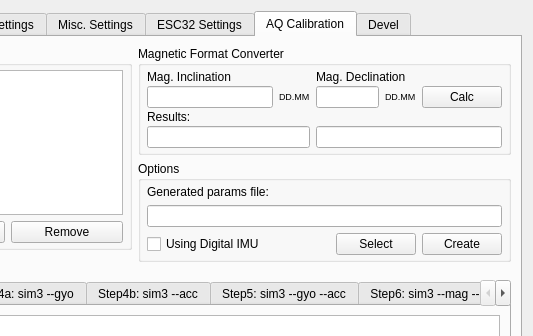
The window that src/ui/qgcautoquad.ui (mpaperno/qgroundcontrol_aq) describes before a commit, drawn with Qt 5; both pictures show x 667 to 1200 and y 0 to 336 of the 1200 by 880 pixel window.
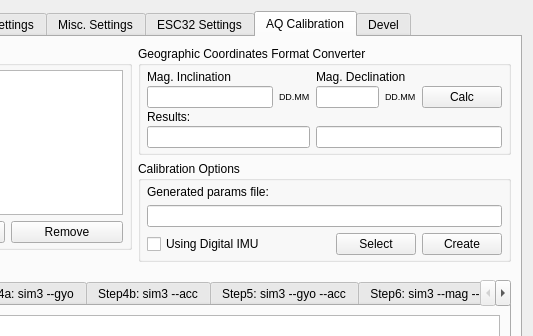
The same window after the commit. The open tabs and pages were chosen to show the change. Icons and pictures are not drawn.

Commit message: Update language files & ignore list; Rename calib. ui group boxes.

Patch:
```diff
--- a/src/ui/qgcautoquad.ui
+++ b/src/ui/qgcautoquad.ui
@@ -9110,7 +9110,7 @@
                  </sizepolicy>
                 </property>
                 <property name="title">
-                 <string>Options</string>
+                 <string>Calibration Options</string>
                 </property>
                 <layout class="QGridLayout" name="gridLayout_11">
                  <property name="leftMargin">
@@ -9214,7 +9214,7 @@
                  <string>&lt;html&gt;&lt;head/&gt;&lt;body&gt;&lt;p&gt;Use this area to convert magnetic inclination and declination from degrees &amp;amp; minutes format to decimal degrees.&lt;/p&gt;&lt;/body&gt;&lt;/html&gt;</string>
                 </property>
                 <property name="title">
-                 <string>Magnetic Format Converter</string>
+                 <string>Geographic Coordinates Format Converter</string>
                 </property>
                 <layout class="QVBoxLayout" name="verticalLayout_3">
                  <property name="leftMargin">
```
The commit also changes 6 other files.
